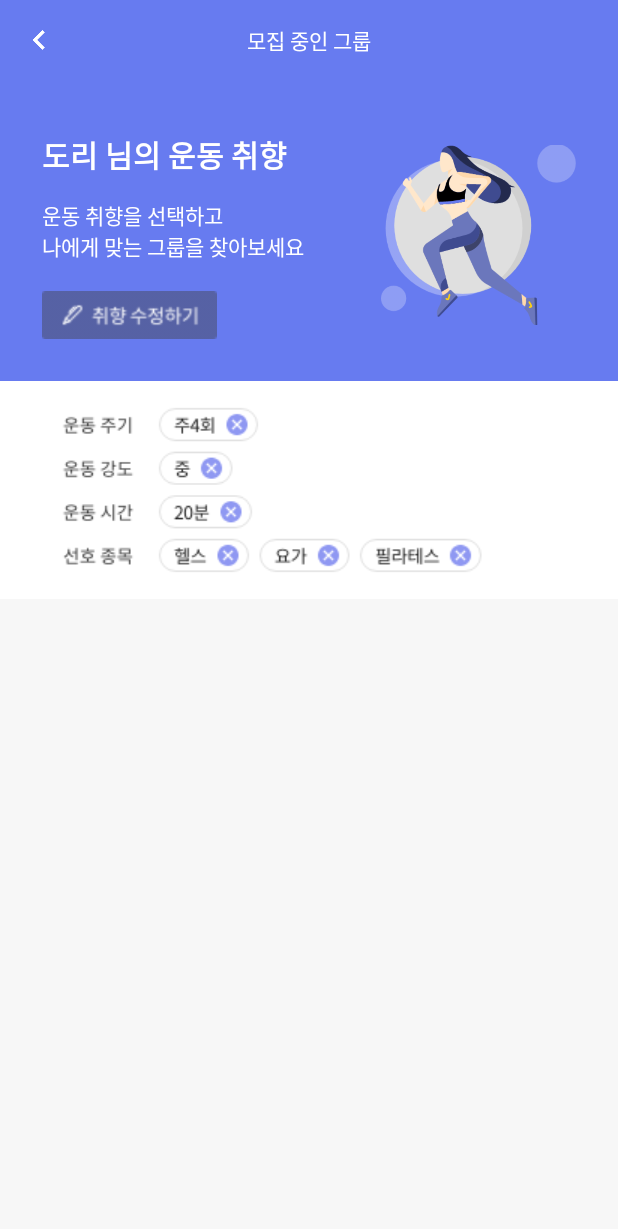
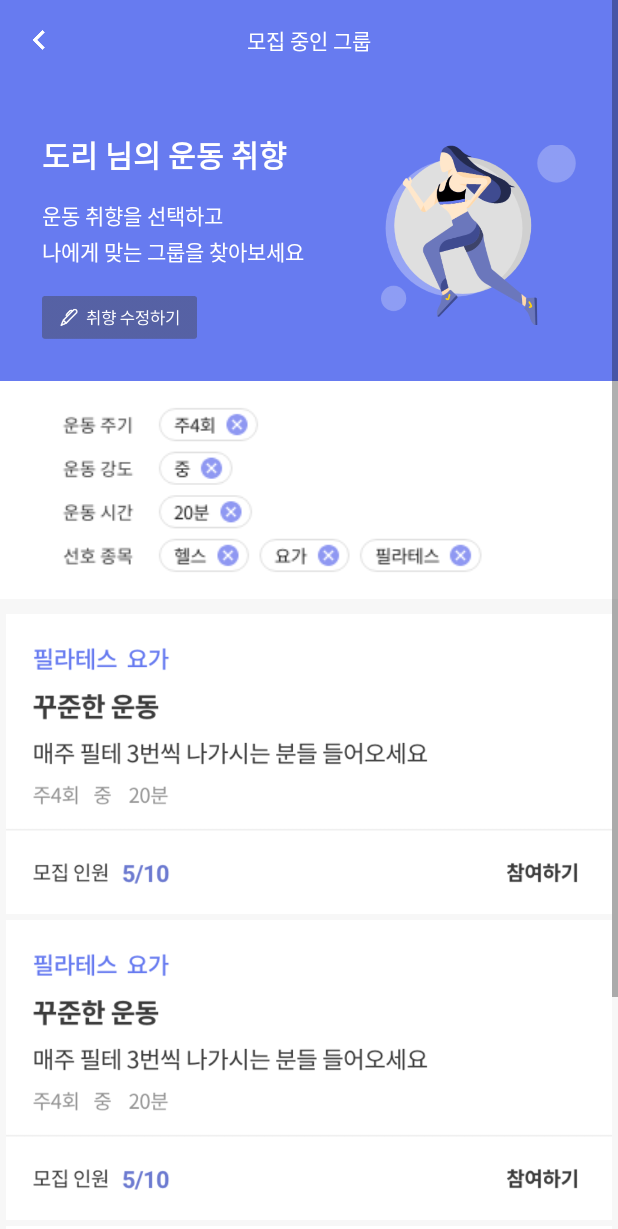
Before and after one commit to TEAMGODORI/GODORI_Android, an Android app: the GroupRecruitingActivity screen opened directly, with no data from a screen before it, on a phone screen of 412 x 824 dp. Shown: the top 1229 px of the screen. Run offline under Robolectric (Android 15) with nearby library versions, the phone set to English and light mode, and no system bars.

Commit message:
그룹관련 버튼클릭 뷰 이동

```diff
--- a/GODORI/app/src/main/java/com/example/godori/GroupRecruitingActivity.kt
+++ b/GODORI/app/src/main/java/com/example/godori/GroupRecruitingActivity.kt
@@ -1,11 +1,18 @@
 package com.example.godori
 
+import android.content.Intent
 import androidx.appcompat.app.AppCompatActivity
 import android.os.Bundle
+import kotlinx.android.synthetic.main.activity_group_recruiting.*
 
 class GroupRecruitingActivity : AppCompatActivity() {
     override fun onCreate(savedInstanceState: Bundle?) {
         super.onCreate(savedInstanceState)
         setContentView(R.layout.activity_group_recruiting)
+
+        btnRecruitingBack.setOnClickListener{
+            val intent = Intent(this, TabBarActivity::class.java)
+            startActivity(intent)
+        }
     }
 }
--- a/GODORI/app/src/main/res/layout/activity_group_recruiting.xml
+++ b/GODORI/app/src/main/res/layout/activity_group_recruiting.xml
@@ -63,6 +63,7 @@
                 android:layout_marginTop="15dp"
                 android:text="운동 취향을 선택하고\n나에게 맞는 그룹을 찾아보세요"
                 android:textSize="14dp"
+                android:lineSpacingExtra="3dp"
                 android:layout_below="@+id/tvGroupRecruitingTitle"
                 android:textColor="@color/white"/>
 
@@ -102,15 +103,50 @@
 
         </RelativeLayout>
 
-        <androidx.recyclerview.widget.RecyclerView
+<!--카드뷰 레이아-->
+<!--        <androidx.recyclerview.widget.RecyclerView-->
+<!--            android:layout_width="match_parent"-->
+<!--            android:layout_height="wrap_content"-->
+<!--            android:layout_marginTop="8dp"-->
+<!--            tools:itemCount="10"-->
+<!--            tools:listitem="@layout/group_recruiting_card_layout"-->
+<!--            >-->
+
+<!--        </androidx.recyclerview.widget.RecyclerView>-->
+
+
+        <ScrollView
             android:layout_width="match_parent"
             android:layout_height="wrap_content"
-            android:layout_marginTop="8dp"
-            tools:itemCount="10"
-            tools:listitem="@layout/group_recruiting_card_layout"
-            >
+            android:layout_marginTop="10dp">
 
-        </androidx.recyclerview.widget.RecyclerView>
+            <LinearLayout
+                android:layout_width="match_parent"
+                android:layout_height="wrap_content"
+                android:orientation="vertical"
+                >
+
+
+                <ImageView
+                    android:layout_width="match_parent"
+                    android:layout_height="200dp"
+                    android:layout_marginBottom="4dp"
+                    android:src="@drawable/img_recruiting_ltem"/>
+                <ImageView
+                    android:layout_width="match_parent"
+                    android:layout_height="200dp"
+                    android:layout_marginBottom="4dp"
+                    android:src="@drawable/img_recruiting_ltem"/>
+                <ImageView
+                    android:layout_width="match_parent"
+                    android:layout_height="200dp"
+                    android:layout_marginBottom="4dp"
+                    android:src="@drawable/img_recruiting_ltem"/>
+
+
+            </LinearLayout>
+
+        </ScrollView>
 
     </LinearLayout>
 </ScrollView>
--- a/GODORI/app/src/main/res/layout/fragment_group_tab.xml
+++ b/GODORI/app/src/main/res/layout/fragment_group_tab.xml
@@ -143,7 +143,7 @@
         <ImageButton
             android:id="@+id/btnRecommandGroup"
             android:layout_width="match_parent"
-            android:layout_height="95dp"
+            android:layout_height="110dp"
             android:layout_marginTop="10dp"
             android:padding="0sp"
             android:scaleType="centerCrop"
```
Also changed, not shown: GODORI/app/src/main/res/drawable-v24/ic_modifyfavorite.png, GODORI/app/src/main/res/drawable-v24/img_ballet.png, GODORI/app/src/main/res/drawable-v24/img_grouptab_groupinfocard.png, GODORI/app/src/main/res/drawable-v24/img_recruiting_ltem.png (added).
